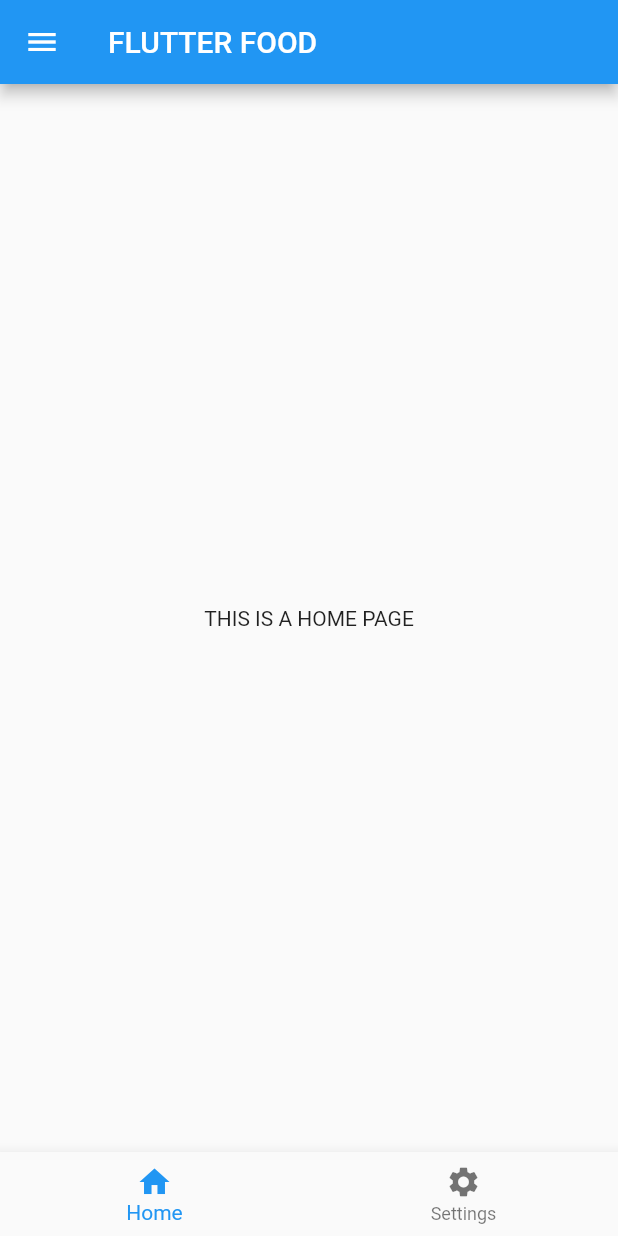
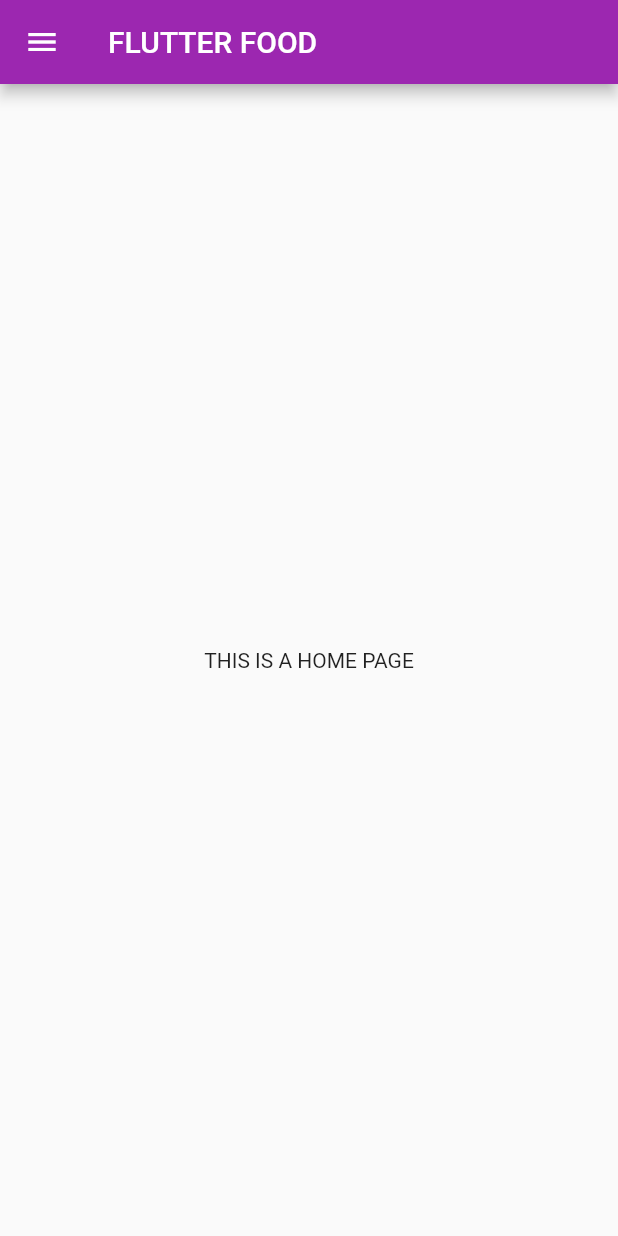
Before and after one commit to IcQsang/food, a Flutter app: the HomePage screen opened by its route, on a phone screen of 412 x 824 dp. Run offline on Flutter 3.47's test engine with Material 2 defaults, Android fonts, the phone set to English and light mode, and no system bars.

Commit message:
add pages

```diff
--- a/lib/pages/home/home.dart
+++ b/lib/pages/home/home.dart
@@ -12,13 +12,13 @@ class HomePage extends StatefulWidget {
 
 class _HomePageState extends State<HomePage> {
   var _subPageIndex = 0;
-  var _selectedBottomNavIndex = 0;
 
   @override
   Widget build(BuildContext context) {
     return Scaffold(
       appBar: AppBar(
-        title: Text('FLUTTER FOOD'),
+        backgroundColor: Colors.purple,
+        title: _subPageIndex==1?Text('FOOD'):_subPageIndex==2?Text('PROFILE'):Text('FLUTTER FOOD'),
       ),
       drawer: Drawer(
         child: ListView(
@@ -26,55 +26,48 @@ class _HomePageState extends State<HomePage> {
           children: [
             DrawerHeader(
               decoration: BoxDecoration(
-                color: Colors.red,
+        gradient: LinearGradient(
+          begin: Alignment.topLeft,
+          end: Alignment.bottomRight,
+          colors: [
+            Colors.purple,
+            Colors.purpleAccent,
+          ],)
               ),
               child: Column(
                 crossAxisAlignment: CrossAxisAlignment.start,
                 children: [
                   ClipRRect(
-                      borderRadius: BorderRadius.circular(40.0),
+                      borderRadius: BorderRadius.circular(100000.0),
                       child: Container(
-                        width: 80.0,
-                        height: 80.0,
+                        width: 100.0,
+                        height: 100.0,
                         child: Image.asset('assets/images/profile.png'),
-                      )
-                  )
-                  ,
+                      )),
                   Text(
                     'Promlert Lovichit',
                     style: TextStyle(fontSize: 20.0, color: Colors.white),
+                  ),
+                  Text(
+                    'promlert@gmail.com',
+                    style: TextStyle(fontSize: 10.0, color: Colors.grey),
                   ),
                 ],
               ),
             ),
             ListTile(
-              title: _buildDrawerItem(Icon(Icons.person), 'PAGE 1'),
+              title: _buildDrawerItem(Icon(Icons.fastfood,color: _subPageIndex==1?Colors.purple:Colors.black,), 'Food'),
               onTap: () => _showSubPage(1),
+              selected: _subPageIndex==1,
             ),
             ListTile(
-              title: _buildDrawerItem(Icon(Icons.person), 'PAGE 2'),
+              title: _buildDrawerItem(Icon(Icons.person,color: _subPageIndex==2?Colors.purple:Colors.black,), 'Profile'),
               onTap: () => _showSubPage(2),
+                selected:_subPageIndex==2,
             ),
           ],
+
         ),
-      ),
-      bottomNavigationBar: BottomNavigationBar(
-        items: [
-          BottomNavigationBarItem(
-            icon: Icon(Icons.home),
-            label: 'Home',
-          ),
-          BottomNavigationBarItem(
-            icon: Icon(Icons.settings),
-            label: 'Settings',
-          ),
-        ],
-        currentIndex: _selectedBottomNavIndex,
-        onTap: (index) {
-          setState(() {
-            _selectedBottomNavIndex = index;
-          });
-        },
       ),
       body: Container(
         child: _buildSubPage(),
@@ -93,16 +86,13 @@ class _HomePageState extends State<HomePage> {
     switch (_subPageIndex) {
       case 0: // home page
         return Center(
-          child: Text('THIS IS A HOME PAGE',)
-        );
+            child: Text(
+          'THIS IS A HOME PAGE',
+        ));
       case 1:
-        return Center(
-          child: Text('PAGE 1'),
-        );
+        return FoodPage();
       case 2:
-        return Center(
-          child: Text('PAGE 2'),
-        );
+        return ProfilePage();
       default:
         return SizedBox.shrink();
     }
@@ -118,3 +108,76 @@ class _HomePageState extends State<HomePage> {
     );
   }
 }
+
+class ProfilePage extends StatelessWidget {
+  const ProfilePage({
+    Key? key,
+  }) : super(key: key);
+
+  @override
+  Widget build(BuildContext context) {
+    return Scaffold(
+      body:Center(
+        child: Column(
+        children: [
+          ClipRRect(
+              borderRadius: BorderRadius.circular(1000000000000000000.0),
+              child: Container(
+                width: 400.0,
+                height: 400.0,
+                child: Image.asset('assets/images/profile.png'),
+              )),
+          Text(
+            'Promlert Lovichit',
+            style: TextStyle(fontSize: 20.0, color: Colors.black),
+          ),
+          Text(
+            'promlert@gmail.com',
+            style: TextStyle(fontSize: 10.0, color: Colors.black),
+          ),
+        ],
+    ),
+      ),
+    );
+  }
+}
+
+class FoodPage extends StatefulWidget {
+  const FoodPage({Key? key}) : super(key: key);
+
+  @override
+  _FoodPageState createState() => _FoodPageState();
+}
+
+class _FoodPageState extends State<FoodPage> {
+  @override
+  int _selectedBottomNavIndex = 0;
+
+  Widget build(BuildContext context) {
+    return Scaffold(
+      body: Center(
+          child: _selectedBottomNavIndex == 0
+              ? Text("Food Menu")
+              : Text("Your Order")),
+      bottomNavigationBar: BottomNavigationBar(
+        items: [
+          BottomNavigationBarItem(
+            icon: Icon(Icons.menu_book),
+            label: 'Menu',
+          ),
+          BottomNavigationBarItem(
+            icon: Icon(Icons.shopping_cart),
+            label: 'Your Order',
+          ),
+        ],
+        currentIndex: _selectedBottomNavIndex,
+        selectedItemColor: Colors.purple,
+        onTap: (index) {
+          setState(() {
+            _selectedBottomNavIndex = index;
+          });
+        },
+      ),
+    );
+  }
+}
```
Also changed, not shown: assets/images/WIN_20210203_15_47_32_Pro.jpg (deleted), assets/images/profile.png (added).
